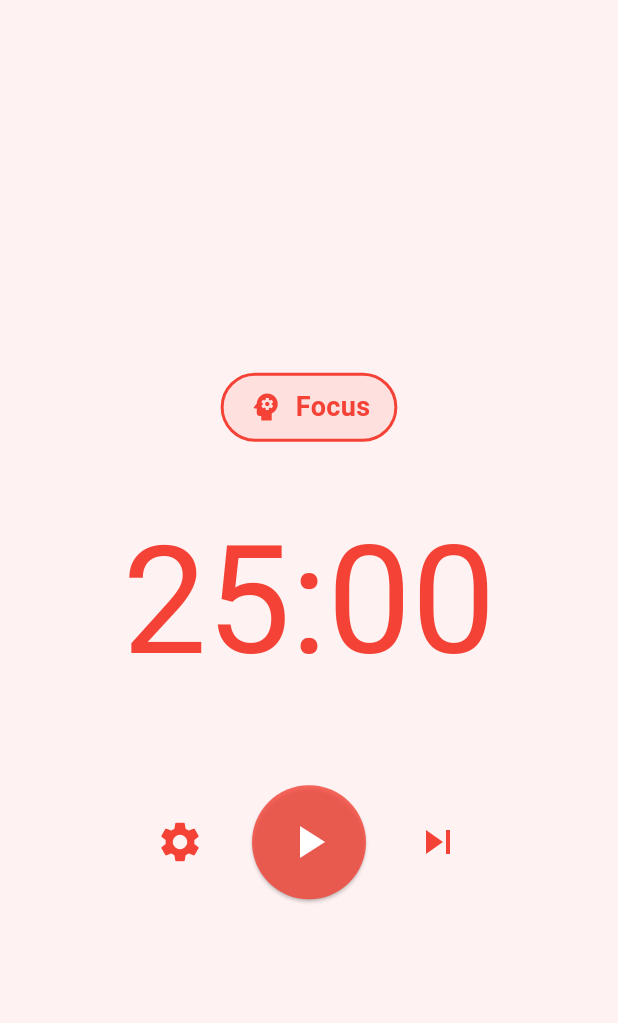
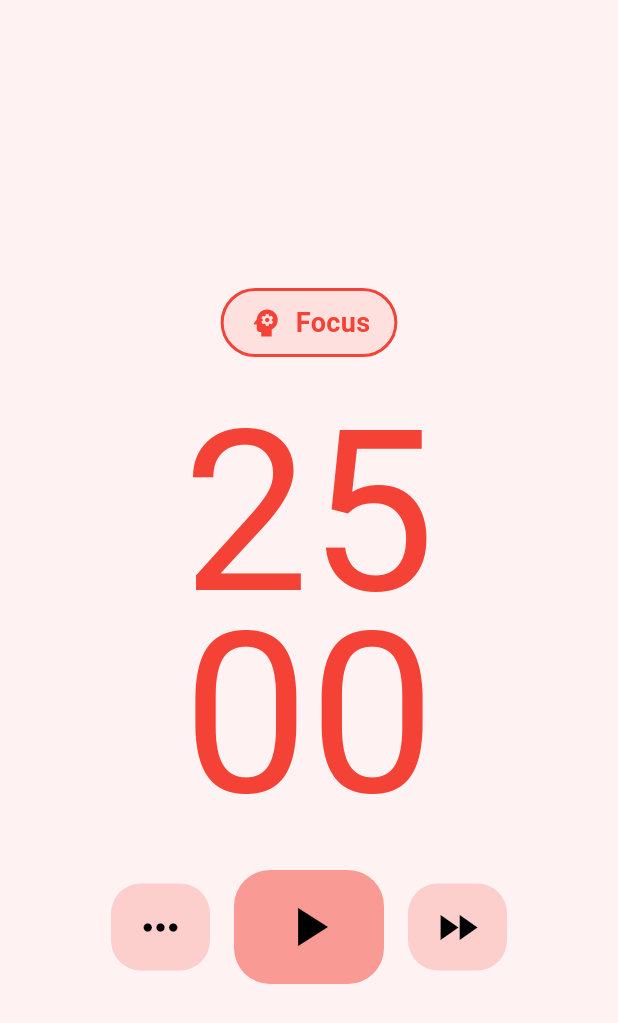
Before and after one commit to singhrishabh93/pomodoro_app, a Flutter app: the screen it shows after launch, on a phone screen of 412 x 824 dp. Shown: the top 1023 px of the screen. Run offline on Flutter 3.47's test engine with Material 3 defaults, Android fonts, the phone set to English and light mode, and no system bars; our stand-ins replace audioplayers, bloc, equatable, flutter_bloc, hydrated_bloc.

Commit message:
UI Modified

```diff
--- a/lib/screens/timer_screen.dart
+++ b/lib/screens/timer_screen.dart
@@ -1,5 +1,7 @@
 import 'package:flutter/material.dart';
 import 'package:flutter_bloc/flutter_bloc.dart';
+import 'package:pomodoro_app/blocs/settings/settings_bloc.dart';
+import 'package:pomodoro_app/screens/settings_screen.dart';
 
 import '../blocs/timer/timer_bloc.dart';
 import '../blocs/timer/timer_state.dart';
@@ -49,15 +51,76 @@ class _TimerScreenState extends State<TimerScreen> {
                         seconds: state.seconds,
                         isRunning: state.isRunning,
                       ),
-                      const SizedBox(height: 64),
+                      const SizedBox(height: 24),
                       Row(
                         mainAxisAlignment: MainAxisAlignment.center,
-                        children: const [
-                          SettingsButton(),
-                          SizedBox(width: 24),
-                          PlayButton(),
-                          SizedBox(width: 24),
-                          SkipButton(),
+                        children: [
+                          Container(
+                            decoration: BoxDecoration(
+                              color: Theme.of(context)
+                                  .colorScheme
+                                  .primary
+                                  .withOpacity(0.2),
+                              borderRadius: BorderRadius.circular(20),
+                            ),
+                            child: IconButton(
+                              onPressed: () {
+                                Navigator.of(context).push(
+                                  MaterialPageRoute(
+                                    builder: (context) =>
+                                        const SettingsScreen(),
+                                  ),
+                                );
+                              },
+                              icon: const Icon(Icons.more_horiz),
+                              iconSize: 34,
+                              padding: const EdgeInsets.symmetric(
+                                  horizontal: 16, vertical: 12),
+                            ),
+                          ),
+                          const SizedBox(width: 16),
+                          Container(
+                            decoration: BoxDecoration(
+                              color: Theme.of(context)
+                                  .colorScheme
+                                  .primary
+                                  .withOpacity(0.5),
+                              borderRadius: BorderRadius.circular(24),
+                            ),
+                            child: IconButton(
+                              onPressed: () => context
+                                  .read<TimerBloc>()
+                                  .add(const TimerToggled()),
+                              icon: Icon(state.isRunning
+                                  ? Icons.pause
+                                  : Icons.play_arrow),
+                              iconSize: 44,
+                              padding: const EdgeInsets.symmetric(
+                                  horizontal: 28, vertical: 16),
+                            ),
+                          ),
+                          const SizedBox(width: 16),
+                          Container(
+                            decoration: BoxDecoration(
+                              color: Theme.of(context)
+                                  .colorScheme
+                                  .primary
+                                  .withOpacity(0.2),
+                              borderRadius: BorderRadius.circular(20),
+                            ),
+                            child: IconButton(
+                              onPressed: () {
+                                context.read<TimerBloc>().add(
+                                      TimerSkipped(
+                                          context.read<SettingsBloc>().state),
+                                    );
+                              },
+                              icon: const Icon(Icons.fast_forward),
+                              iconSize: 34,
+                              padding: const EdgeInsets.symmetric(
+                                  horizontal: 16, vertical: 12),
+                            ),
+                          ),
                         ],
                       ),
                     ],
--- a/lib/widgets/display.dart
+++ b/lib/widgets/display.dart
@@ -20,19 +20,24 @@ class Display extends StatelessWidget {
   final formattedSeconds = NumberFormat('00').format(seconds);
 
   return AnimatedDefaultTextStyle(
-      duration: const Duration(milliseconds: 300),
+    duration: const Duration(milliseconds: 200),
     style: TextStyle(
       fontFamily: 'Roboto',
-        fontSize: 100,
       fontWeight: isRunning ? FontWeight.bold : FontWeight.normal,
       color: Theme.of(context).colorScheme.primary,
     ),
-      child: Row(
+    child: Column(
+      mainAxisSize: MainAxisSize.min,
       mainAxisAlignment: MainAxisAlignment.center,
       children: [
-          Text(formattedMinutes),
-          const Text(':'),
-          Text(formattedSeconds),
+        Text(
+          formattedMinutes,
+          style: const TextStyle(fontSize: 150, height: 0.9),
+        ),
+        Text(
+          formattedSeconds,
+          style: const TextStyle(fontSize: 150, height: 0.9),
+        ),
       ],
     ),
   );
```
Lines whose indentation alone changed are shown as unchanged.
